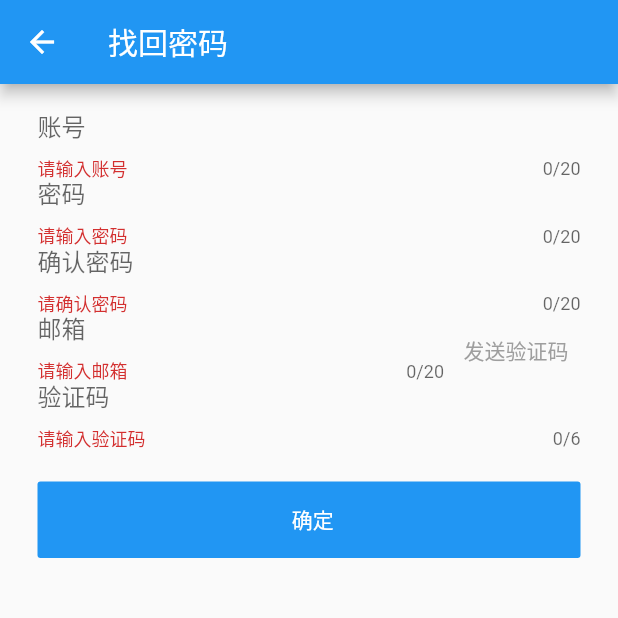
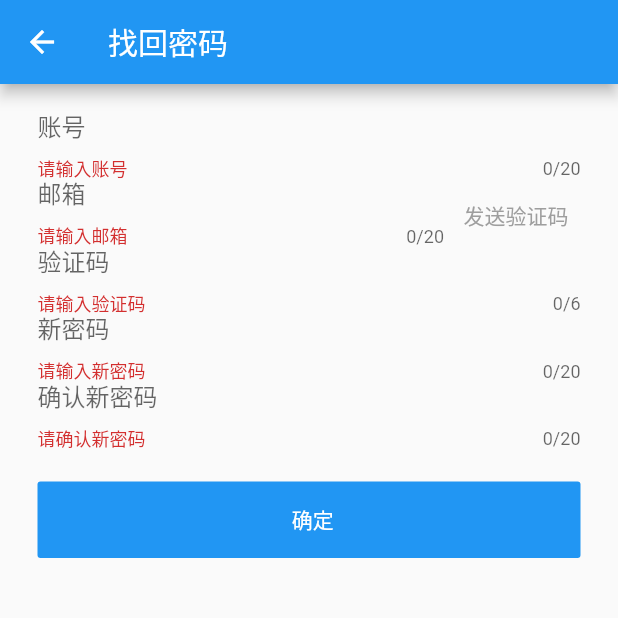
Before and after one commit to jessewee/something, a Flutter app: the RetrievePwdPage screen opened by its route, on a phone screen of 412 x 824 dp, the top half of it. Run offline on Flutter 3.47's test engine with Material 2 defaults, Android fonts, the phone set to English and light mode, and no system bars; our stand-ins replace cached_network_image, cookie_jar, dio, dio_cookie_manager, image_picker, shared_preferences and 1 more; missing offline and left inert: video_thumbnail; accounts and stored records are empty; network calls fail; statements that could not run were skipped.

Commit message:
[注册登录重置密码完成]

```diff
--- a/lib/base/api/api.dart
+++ b/lib/base/api/api.dart
@@ -4,7 +4,7 @@ import '../../common/network.dart';
 
 /// 获取邮箱验证码
 Future<Result> getEmailVfCode(String email) async {
-  return await network.post('/get_vf_code', params: {'email': email});
+  return await network.get('/get_vf_code', params: {'email': email});
 }
 
 /// 注册
--- a/lib/base/register_page.dart
+++ b/lib/base/register_page.dart
@@ -114,7 +114,7 @@ class _RegisterPageState extends State<RegisterPage> {
                 TextFormField(
                   decoration: InputDecoration(labelText: '验证码'),
                   maxLength: 6,
-                  onChanged: (text) => _account = text,
+                  onChanged: (text) => _vfCode = text,
                   validator: (text) => text.trim().isEmpty && _email.isNotEmpty
                       ? '请输入验证码'
                       : null,
@@ -167,6 +167,7 @@ class _RegisterPageState extends State<RegisterPage> {
         showToast(result.msg);
         return;
       }
+      showToast('注册成功');
       Navigator.pop(context);
     }
     return;
--- a/lib/base/retrieve_pwd_page.dart
+++ b/lib/base/retrieve_pwd_page.dart
@@ -56,27 +56,6 @@ class _RetrievePwdPageState extends State<RetrievePwdPage> {
                   onChanged: (text) => _account = text,
                   validator: (text) => text.trim().isEmpty ? '请输入账号' : null,
                 ),
-                // 密码
-                TextFormField(
-                  obscureText: true,
-                  decoration: InputDecoration(labelText: '密码'),
-                  maxLength: 20,
-                  textInputAction: TextInputAction.next,
-                  onChanged: (text) => _pwd = text,
-                  validator: (text) => text.trim().isEmpty ? '请输入密码' : null,
-                ),
-                // 确认密码
-                TextFormField(
-                  obscureText: true,
-                  decoration: InputDecoration(labelText: '确认密码'),
-                  maxLength: 20,
-                  textInputAction: TextInputAction.next,
-                  validator: (text) {
-                    if (text.trim().isEmpty) return '请确认密码';
-                    if (text != _pwd) return '两次密码输入不一致';
-                    return null;
-                  },
-                ),
                 // 邮箱，发送验证码按钮
                 Row(
                   children: [
@@ -109,8 +88,29 @@ class _RetrievePwdPageState extends State<RetrievePwdPage> {
                 TextFormField(
                   decoration: InputDecoration(labelText: '验证码'),
                   maxLength: 6,
-                  onChanged: (text) => _account = text,
+                  onChanged: (text) => _vfCode = text,
                   validator: (text) => text.trim().isEmpty ? '请输入验证码' : null,
+                ),
+                // 密码
+                TextFormField(
+                  obscureText: true,
+                  decoration: InputDecoration(labelText: '新密码'),
+                  maxLength: 20,
+                  textInputAction: TextInputAction.next,
+                  onChanged: (text) => _pwd = text,
+                  validator: (text) => text.trim().isEmpty ? '请输入新密码' : null,
+                ),
+                // 确认密码
+                TextFormField(
+                  obscureText: true,
+                  decoration: InputDecoration(labelText: '确认新密码'),
+                  maxLength: 20,
+                  textInputAction: TextInputAction.next,
+                  validator: (text) {
+                    if (text.trim().isEmpty) return '请确认新密码';
+                    if (text != _pwd) return '两次密码输入不一致';
+                    return null;
+                  },
                 ),
                 // 确定按钮
                 Builder(
@@ -155,6 +155,7 @@ class _RetrievePwdPageState extends State<RetrievePwdPage> {
         showToast(result.msg);
         return;
       }
+      showToast('密码重置成功');
       Navigator.pop(context);
     }
     return;
```
Also changed, not shown: lib/base/login_page.dart (+10 -10 lines), lib/common/network.dart (+49 -9 lines), lib/common/consts.dart (added).
